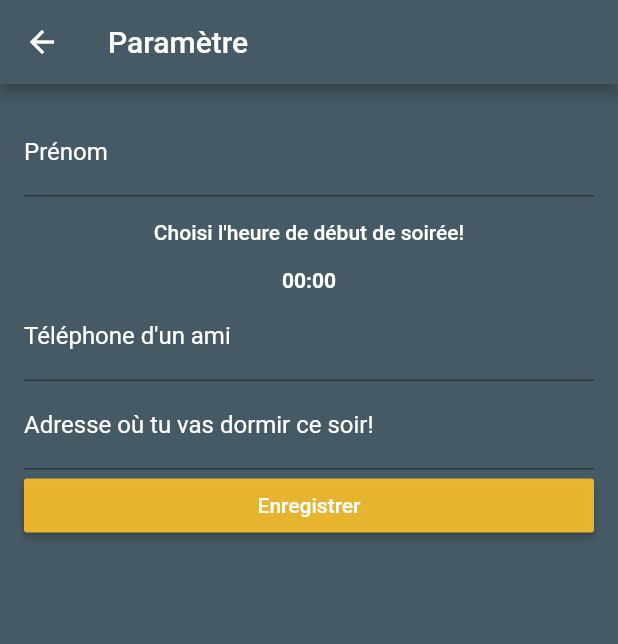
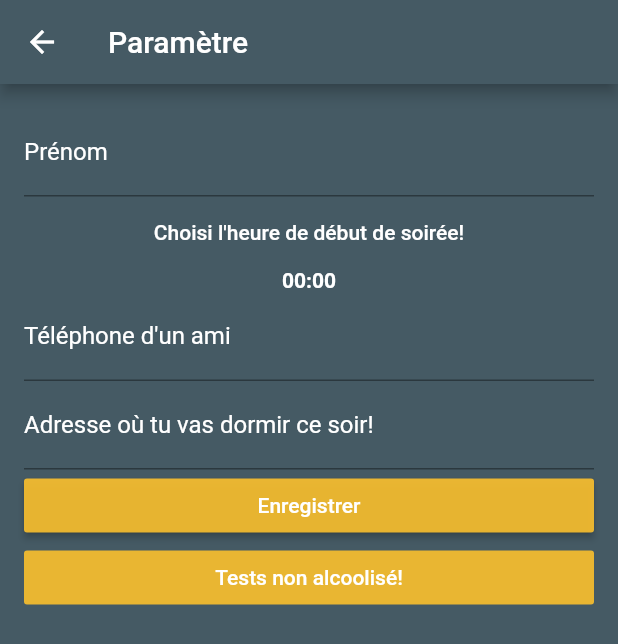
Before and after one commit to CamilleLeRoux/ELIM2019-20, a Flutter app: the Settings screen opened directly, on a phone screen of 412 x 824 dp. Shown: the top 644 px of the screen. Run offline on Flutter 3.47's test engine with Material 2 defaults, Android fonts, the phone set to English and light mode, and no system bars; our stand-ins replace cloud_firestore, flutter_datetime_picker, sensors; accounts and stored records are empty.

Commit message:
#20 l'utilisateur peut depuis les paramètres passer un test blanc pour faire une séquence de test non alcoolisé

```diff
--- a/front/lib/Mouvement/mouvement.dart
+++ b/front/lib/Mouvement/mouvement.dart
@@ -1,13 +1,10 @@
 import 'package:flutter/material.dart';
-import 'package:front/Sentence/failure.dart';
-import 'package:front/main.dart';
 
 import 'package:front/Mouvement/CountMouvement.dart';
 import 'package:sensors/sensors.dart';
 import 'dart:math';
 import 'dart:async';
 
-import 'package:front/Sentence/succes.dart';
 import 'package:front/colors.dart';
 import 'package:front/stateQuizz.dart';
 import 'package:front/BDD/DatabaseService.dart';
@@ -130,7 +127,7 @@ class MouvementFormState extends State<Mouvement>{
         if (_start <= 0) {
           timer.cancel();
           accel.cancel();
-          DatabaseService().createMovementTest(_success);
+          DatabaseService().createMovementTest(_success, StateQuizz().drunk);
           if(widget.counterPage == 3){
             Navigator.push(context,
                 MaterialPageRoute(
--- a/front/lib/Sentence/sentence.dart
+++ b/front/lib/Sentence/sentence.dart
@@ -7,6 +7,8 @@ import 'package:front/colors.dart';
 
 import 'package:front/Sentence/failure.dart';
 import 'package:front/BDD/DatabaseService.dart';
+import 'package:front/stateQuizz.dart';
+
 
 class Sentence extends StatefulWidget {
   @override
@@ -140,7 +142,7 @@ class SentenceFormState extends State<Sentence>{
     print("Score : " + score.toString());
 
 
-    DatabaseService().createSentenceTest(score);
+    DatabaseService().createSentenceTest(score, StateQuizz().drunk);
 
     if(score == 4){
       _timer.cancel();
--- a/front/lib/settings.dart
+++ b/front/lib/settings.dart
@@ -3,7 +3,8 @@ import 'package:flutter_datetime_picker/flutter_datetime_picker.dart';
 import 'package:intl/intl.dart';
 
 import 'Sentence/sentence.dart';
-import 'main.dart';
+
+import 'package:front/stateQuizz.dart';
 import 'settingsModel.dart';
 import 'package:front/colors.dart';
 
@@ -160,6 +161,24 @@ class SettingsFormState extends State<Settings>{
                   },
                   child: Text('Enregistrer'),
                 ),
+                FlatButton(
+                  color: PrimaryAssentColor,
+                  textColor: Colors.white,
+                  disabledColor: Colors.grey,
+                  disabledTextColor: Colors.black,
+                  padding: EdgeInsets.all(8.0),
+                  splashColor: Colors.blueAccent,
+                  onPressed: () {
+                    Navigator.push(context,
+                        MaterialPageRoute(
+                            builder: (context) => StateQuizz().getNextTest("settings")
+                        )
+                    );
+                  },
+                  child: Text(
+                    "Tests non alcoolisé!",
+                  ),
+                ),
               ],
             ),
           ),
--- a/front/lib/stateQuizz.dart
+++ b/front/lib/stateQuizz.dart
@@ -1,8 +1,6 @@
 import 'package:flutter/material.dart';
 import 'package:front/Mouvement/CountMouvement.dart';
 import 'package:front/Sentence/sentence.dart';
-import 'package:front/main.dart';
-import 'package:front/settings.dart';
 import 'package:front/ligneDroite.dart';
 import 'package:front/endOk.dart';
 import 'dart:math';
@@ -12,7 +10,7 @@ class StateQuizz {
 
   var tests = ["mvt", "ligneDroite"];
   var comingFromMain = false;
-
+  bool drunk = true;
 
   factory StateQuizz(){
     return _instance;
@@ -25,9 +23,11 @@ class StateQuizz {
       print("fin du quizz");
       return EndOk();
     }else{
-
       if(!comingFromMain) {
         comingFromMain = true;
+        if(comingFrom == "settings"){
+           drunk = false;
+        }
         return new Sentence();
       }
       else if(comingFrom == ""){
```
Also changed, not shown: front/lib/BDD/DatabaseService.dart (+4 -4 lines).
